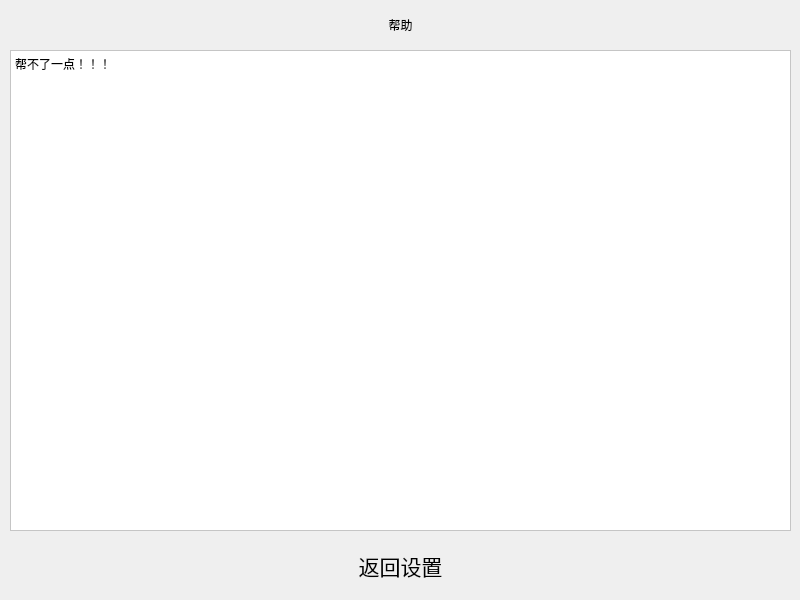
Old version of the form task_manage/helpwidget.ui in the repository ShiningCrevice/Qt_CXSJSXhw.
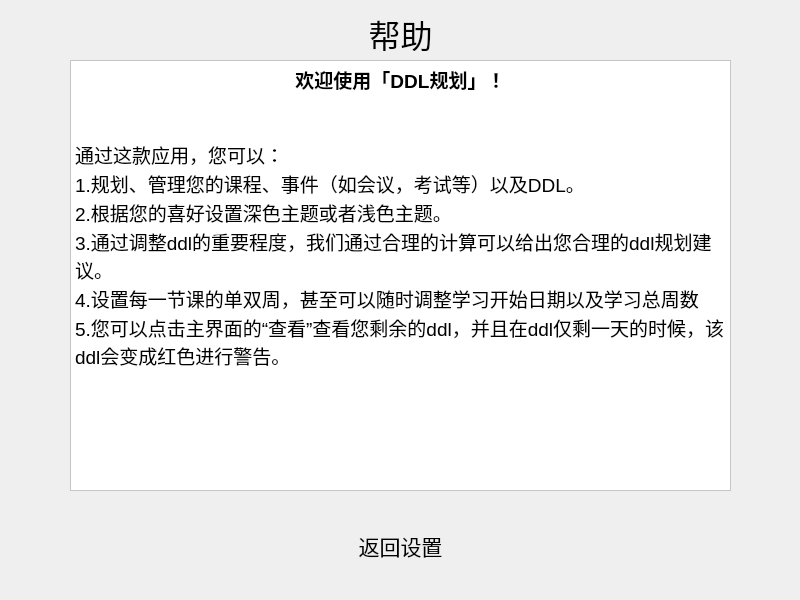
New version of the form.

```diff
--- a/task_manage/helpwidget.ui
+++ b/task_manage/helpwidget.ui
@@ -16,10 +16,10 @@
   <widget class="QTextBrowser" name="textBrowser">
    <property name="geometry">
     <rect>
-     <x>10</x>
-     <y>50</y>
-     <width>781</width>
-     <height>481</height>
+     <x>70</x>
+     <y>60</y>
+     <width>661</width>
+     <height>431</height>
     </rect>
    </property>
    <property name="styleSheet">
@@ -35,7 +35,15 @@
 li.unchecked::marker { content: &quot;\2610&quot;; }
 li.checked::marker { content: &quot;\2612&quot;; }
 &lt;/style&gt;&lt;/head&gt;&lt;body style=&quot; font-family:'Microsoft YaHei UI'; font-size:12pt; font-weight:400; font-style:normal;&quot;&gt;
-&lt;p align=&quot;justify&quot; style=&quot; margin-top:0px; margin-bottom:0px; margin-left:0px; margin-right:0px; -qt-block-indent:0; text-indent:0px;&quot;&gt;&lt;span style=&quot; font-size:9pt;&quot;&gt;帮不了一点！！！&lt;/span&gt;&lt;/p&gt;&lt;/body&gt;&lt;/html&gt;</string>
+&lt;p align=&quot;center&quot; style=&quot; margin-top:0px; margin-bottom:0px; margin-left:0px; margin-right:0px; -qt-block-indent:0; text-indent:0px;&quot;&gt;&lt;span style=&quot; font-size:14pt; font-weight:700;&quot;&gt;欢迎使用「DDL规划」！&lt;/span&gt;&lt;/p&gt;
+&lt;p style=&quot;-qt-paragraph-type:empty; margin-top:0px; margin-bottom:0px; margin-left:0px; margin-right:0px; -qt-block-indent:0; text-indent:0px; font-size:14pt; font-weight:700;&quot;&gt;&lt;br /&gt;&lt;/p&gt;
+&lt;p style=&quot;-qt-paragraph-type:empty; margin-top:0px; margin-bottom:0px; margin-left:0px; margin-right:0px; -qt-block-indent:0; text-indent:0px; font-size:14pt;&quot;&gt;&lt;br /&gt;&lt;/p&gt;
+&lt;p style=&quot; margin-top:0px; margin-bottom:0px; margin-left:0px; margin-right:0px; -qt-block-indent:0; text-indent:0px;&quot;&gt;&lt;span style=&quot; font-size:14pt;&quot;&gt;通过这款应用，您可以：&lt;/span&gt;&lt;/p&gt;
+&lt;p style=&quot; margin-top:0px; margin-bottom:0px; margin-left:0px; margin-right:0px; -qt-block-indent:0; text-indent:0px;&quot;&gt;&lt;span style=&quot; font-size:14pt;&quot;&gt;1.规划、管理您的课程、事件（如会议，考试等）以及DDL。&lt;/span&gt;&lt;/p&gt;
+&lt;p style=&quot; margin-top:0px; margin-bottom:0px; margin-left:0px; margin-right:0px; -qt-block-indent:0; text-indent:0px;&quot;&gt;&lt;span style=&quot; font-size:14pt;&quot;&gt;2.根据您的喜好设置深色主题或者浅色主题。&lt;/span&gt;&lt;/p&gt;
+&lt;p style=&quot; margin-top:0px; margin-bottom:0px; margin-left:0px; margin-right:0px; -qt-block-indent:0; text-indent:0px;&quot;&gt;&lt;span style=&quot; font-size:14pt;&quot;&gt;3.通过调整ddl的重要程度，我们通过合理的计算可以给出您合理的ddl规划建议。&lt;/span&gt;&lt;/p&gt;
+&lt;p style=&quot; margin-top:0px; margin-bottom:0px; margin-left:0px; margin-right:0px; -qt-block-indent:0; text-indent:0px;&quot;&gt;&lt;span style=&quot; font-size:14pt;&quot;&gt;4.设置每一节课的单双周，甚至可以随时调整学习开始日期以及学习总周数&lt;/span&gt;&lt;/p&gt;
+&lt;p style=&quot; margin-top:0px; margin-bottom:0px; margin-left:0px; margin-right:0px; -qt-block-indent:0; text-indent:0px;&quot;&gt;&lt;span style=&quot; font-size:14pt;&quot;&gt;5.您可以点击主界面的“查看”查看您剩余的ddl，并且在ddl仅剩一天的时候，该ddl会变成红色进行警告。&lt;/span&gt;&lt;/p&gt;&lt;/body&gt;&lt;/html&gt;</string>
    </property>
   </widget>
   <widget class="QLabel" name="label">
@@ -44,7 +52,7 @@
      <x>360</x>
      <y>10</y>
      <width>81</width>
-     <height>31</height>
+     <height>41</height>
     </rect>
    </property>
    <property name="styleSheet">
@@ -52,14 +60,14 @@
 color: rgb(0, 0, 0);</string>
    </property>
    <property name="text">
-    <string>&lt;html&gt;&lt;head/&gt;&lt;body&gt;&lt;p align=&quot;center&quot;&gt;帮助&lt;/p&gt;&lt;/body&gt;&lt;/html&gt;</string>
+    <string>&lt;html&gt;&lt;head/&gt;&lt;body&gt;&lt;p align=&quot;center&quot;&gt;&lt;span style=&quot; font-size:24pt;&quot;&gt;帮助&lt;/span&gt;&lt;/p&gt;&lt;/body&gt;&lt;/html&gt;</string>
    </property>
   </widget>
   <widget class="QPushButton" name="pushButton">
    <property name="geometry">
     <rect>
      <x>330</x>
-     <y>540</y>
+     <y>520</y>
      <width>141</width>
      <height>51</height>
     </rect>
```
